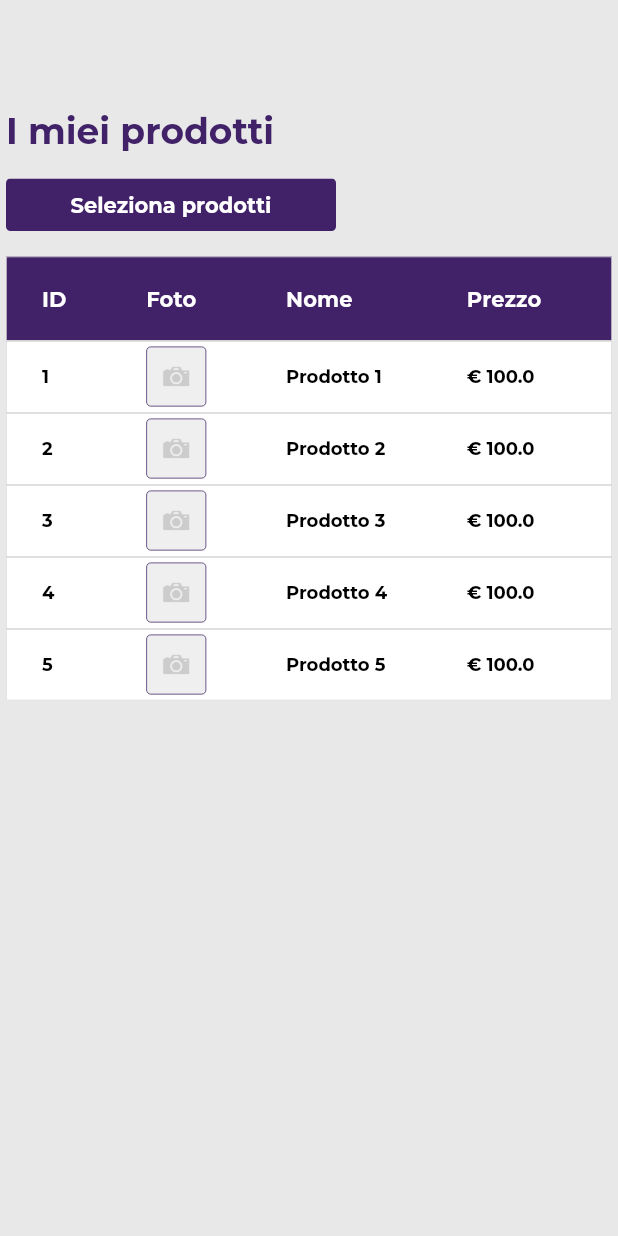
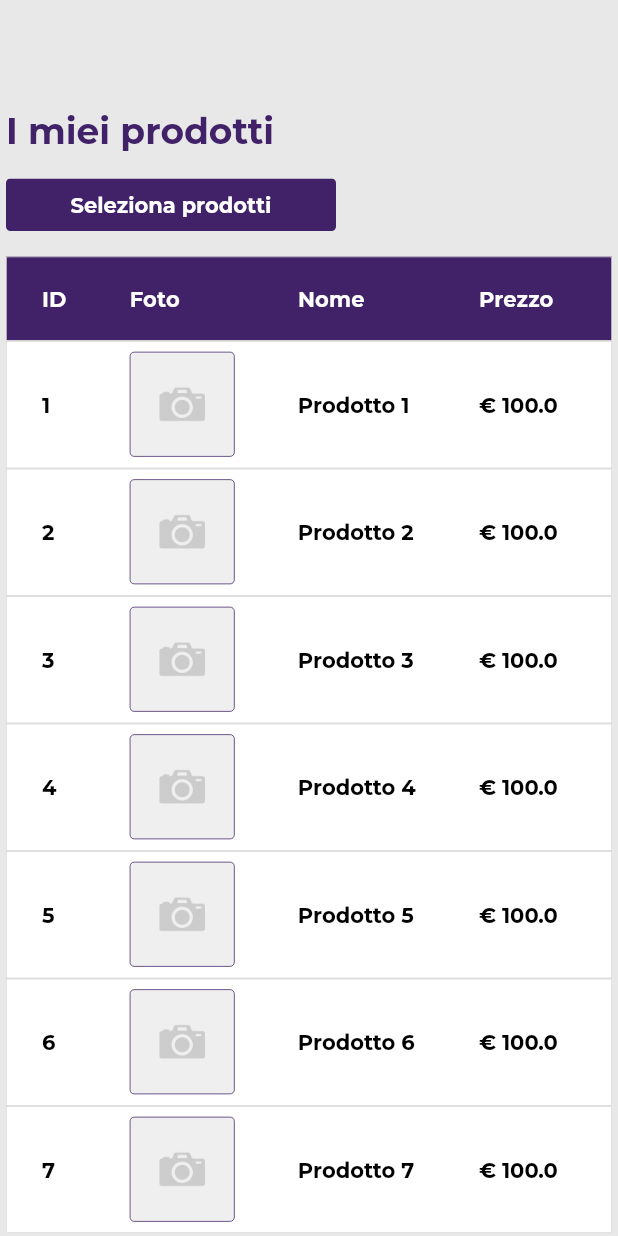
Before and after one commit to Stemicio9/ripapp_dashboard, a Flutter app: the screen it shows after launch, after a tap on "Login agenzia", on a phone screen of 412 x 824 dp. Run offline on Flutter 3.47's test engine with Material 2 defaults, Android fonts, the phone set to English and light mode, and no system bars; our stand-ins replace cross_file, dio, dotted_border, firebase_auth, firebase_core, flutter_bloc and 2 more; missing offline and left inert: collapsible_sidebar, dart:html, dart:js, dart:js_interop, desktop_drop, image_picker_web and 1 more; accounts and stored records are empty; network calls fail; statements that could not run were skipped.

Commit message:
Egg commit

```diff
--- a/lib/pages/internal_pages/admin_pages/agencies_manage.dart
+++ b/lib/pages/internal_pages/admin_pages/agencies_manage.dart
@@ -59,7 +59,7 @@ class AgenciesManageState extends State<AgenciesManage> {
                   );
                   AgencyRepository().saveAgency(agencyEntity);
                   print("salvataggio agenzia...");
-                  //Navigator.pop(context);
+                  Navigator.pop(context);
                 },
               ));
             },
--- a/lib/pages/internal_pages/agency_pages/agency_profile.dart
+++ b/lib/pages/internal_pages/agency_pages/agency_profile.dart
@@ -62,7 +62,7 @@ class AgencyProfileState extends State<AgencyProfile>{
                         ScaffoldMessenger.of(context).showSnackBar(
                           SnackBar(
                             backgroundColor: green,
-                            content: const Text('Ti abbiamo inviatp una mail per il reset della password!'),
+                            content: const Text('Ti abbiamo inviato una mail per il reset della password!'),
                             duration: const Duration(milliseconds: 3000),
                             behavior: SnackBarBehavior.floating,
                             shape: RoundedRectangleBorder(
--- a/lib/pages/internal_pages/agency_pages/my_products.dart
+++ b/lib/pages/internal_pages/agency_pages/my_products.dart
@@ -36,7 +36,8 @@ class MyProductsState extends State<MyProducts>{
 
   @override
   Widget build(BuildContext context) {
-    return Padding(
+    return SingleChildScrollView(
+      child: Padding(
         padding: getPadding(top: 60, bottom: 60, left: 5, right: 5),
         child: Column(
           crossAxisAlignment: CrossAxisAlignment.start,
@@ -60,6 +61,7 @@ class MyProductsState extends State<MyProducts>{
 
           ],
         ),
+      ),
     );
   }
 
--- a/lib/pages/internal_pages/agency_pages/widgets/agency_products_table.dart
+++ b/lib/pages/internal_pages/agency_pages/widgets/agency_products_table.dart
@@ -45,6 +45,18 @@ class AgencyProductsTable extends StatelessWidget {
       price: 100.00,
       photoName: ImagesConstants.imgProductPlaceholder,
     ),
+    ProductEntity(
+      id: 6,
+      name: 'Prodotto 6',
+      price: 100.00,
+      photoName: ImagesConstants.imgProductPlaceholder,
+    ),
+    ProductEntity(
+      id: 7,
+      name: 'Prodotto 7',
+      price: 100.00,
+      photoName: ImagesConstants.imgProductPlaceholder,
+    ),
   ];
 
   @override
@@ -54,6 +66,7 @@ class AgencyProductsTable extends StatelessWidget {
       width: MediaQuery.of(context).size.width,
       child: DataTable(
         columnSpacing: 30,
+        dataRowHeight: 85,
         dataRowColor: MaterialStateColor.resolveWith((states) => white),
         headingRowColor: MaterialStateColor.resolveWith((states) => background),
         border: const TableBorder(
@@ -98,12 +111,16 @@ class AgencyProductsTable extends StatelessWidget {
       cells: <DataCell>[
         DataCell(Text(
           p.id.toString(),
-          style: SafeGoogleFont('Montserrat',
-              color: black, fontSize: 12, fontWeight: FontWeight.w700),
+          style: SafeGoogleFont(
+              'Montserrat',
+              color: black,
+              fontSize: 14,
+              fontWeight: FontWeight.w700
+          ),
         )),
         DataCell(Container(
-          height: 40,
-          width: 40,
+          height: 70,
+          width: 70,
           decoration: BoxDecoration(
             borderRadius: const BorderRadius.all(Radius.circular(3)),
             color: greyDrag,
@@ -118,22 +135,17 @@ class AgencyProductsTable extends StatelessWidget {
 
             ),
           ),
-        )
-
-
-        ),
+        )),
         DataCell(Text(
           p.name,
           style: SafeGoogleFont('Montserrat',
-              color: black, fontSize: 12, fontWeight: FontWeight.w700),
+              color: black, fontSize: 14, fontWeight: FontWeight.w700),
         )),
         DataCell(Text(
           '€ ${p.price}',
           style: SafeGoogleFont('Montserrat',
-              color: black, fontSize: 12, fontWeight: FontWeight.w700),
+              color: black, fontSize: 14, fontWeight: FontWeight.w700),
         )),
-
-
       ],
     );
   }
--- a/lib/pages/internal_pages/agency_pages/widgets/products_popup.dart
+++ b/lib/pages/internal_pages/agency_pages/widgets/products_popup.dart
@@ -53,7 +53,7 @@ class _ProductsPopupState extends State<ProductsPopup> {
       mainAxisAlignment: MainAxisAlignment.center,
       children: [
         Container(
-          width: 970,
+          width: 1200,
           child: DialogCard(
               cancelIcon: true,
               cardTitle: 'Seleziona i tuoi prodotti',
--- a/lib/pages/internal_pages/agency_pages/widgets/profile_data.dart
+++ b/lib/pages/internal_pages/agency_pages/widgets/profile_data.dart
@@ -92,6 +92,7 @@ class ProfileData extends StatelessWidget {
                     ),
                   ),
                   InputsV2Widget(
+                    mouseCursor: SystemMouseCursors.basic,
                     hinttext: getCurrentLanguageValue(NAME) ?? "",
                     controller: nameController,
                     validator: nameValidator,
@@ -117,6 +118,7 @@ class ProfileData extends StatelessWidget {
                     ),
                   ),
                   InputsV2Widget(
+                    mouseCursor: SystemMouseCursors.basic,
                     hinttext: getCurrentLanguageValue(EMAIL) ?? "",
                     controller: emailController,
                     validator: emailValidator,
@@ -149,6 +151,7 @@ class ProfileData extends StatelessWidget {
                     ),
                   ),
                   InputsV2Widget(
+                    mouseCursor: SystemMouseCursors.basic,
                     hinttext: getCurrentLanguageValue(LAST_NAME)?? "",
                     controller: lastNameController,
                     validator: lastNameValidator,
@@ -174,6 +177,7 @@ class ProfileData extends StatelessWidget {
                     ),
                   ),
                   InputsV2Widget(
+                    mouseCursor: SystemMouseCursors.basic,
                     hinttext: getCurrentLanguageValue(PHONE_NUMBER)?? "",
                     controller: phoneNumberController,
                     validator: phoneNumberValidator,
--- a/lib/widgets/input.dart
+++ b/lib/widgets/input.dart
@@ -28,6 +28,7 @@ class InputsV2Widget extends StatelessWidget {
   final onTap;
   final iconOnTap;
   final BorderSide borderSide;
+  final MouseCursor mouseCursor;
   final BorderSide activeBorderSide;
   final int maxLenght;
   final bool multiline;
@@ -87,6 +88,7 @@ class InputsV2Widget extends StatelessWidget {
       this.inputFormatters,
         this.maxLenght = 999999999,
       this.borderSide = BorderSide.none,
+        this.mouseCursor = SystemMouseCursors.text,
       this.activeBorderSide = BorderSide.none})
       : hintText = hinttext;
 
@@ -100,6 +102,7 @@ class InputsV2Widget extends StatelessWidget {
             top: paddingTop,
             bottom: paddingBottom),
         child: TextFormField(
+          mouseCursor: mouseCursor,
           readOnly: readOnly,
           onTap: onTap,
           focusNode: focusNode,
```
Also changed, not shown: lib/blocs/searchAgenciesCubit.dart (+0 -29 lines), lib/pages/internal_pages/admin_pages/widgets/users_form.dart (indentation only). Lines whose indentation alone changed are shown as unchanged.
